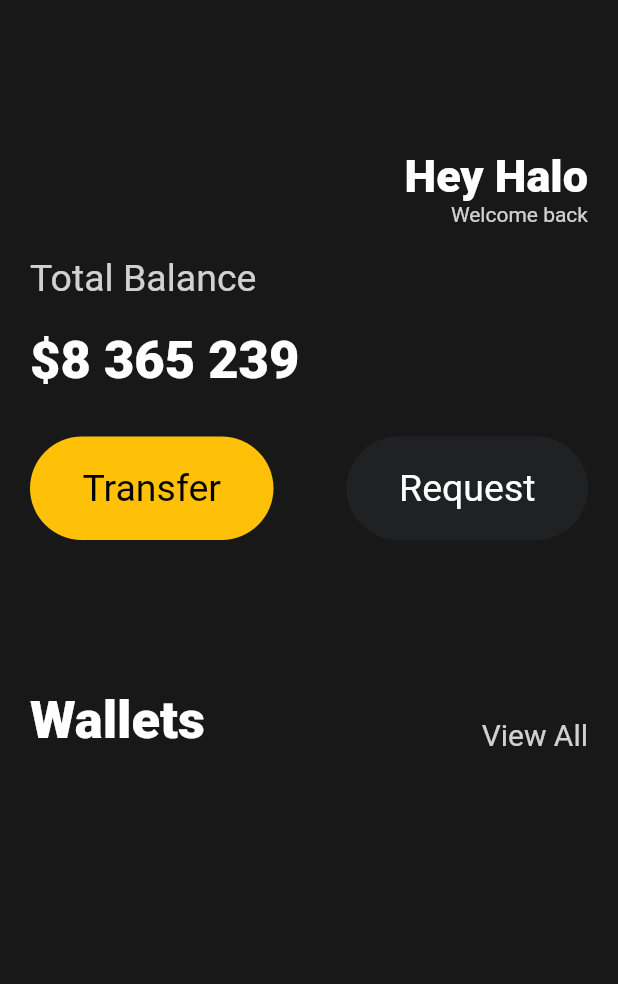
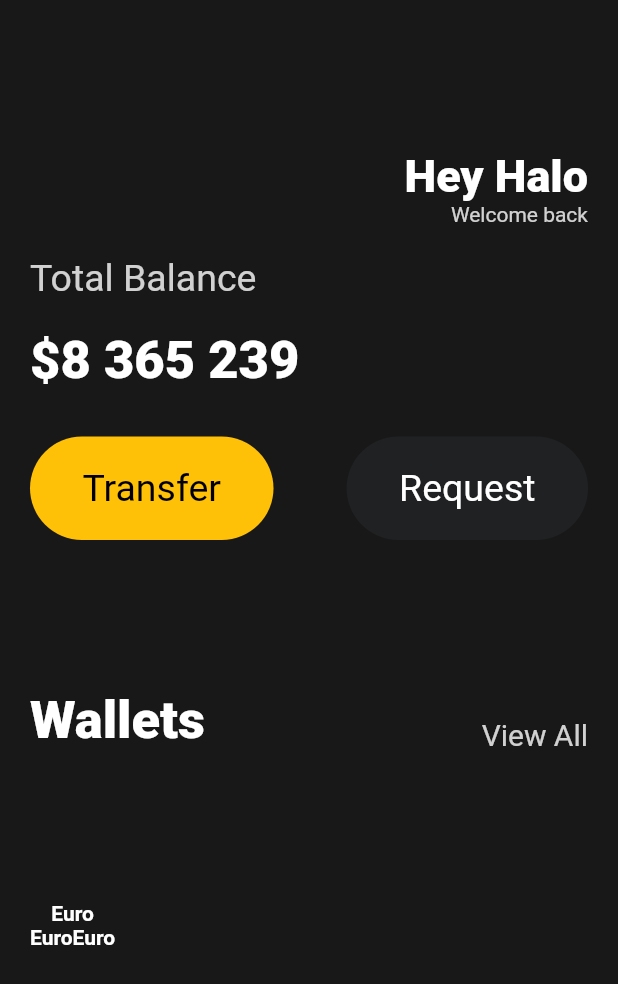
Before and after one commit to grootwo/Flutter-studying, a Flutter app: the screen it shows after launch, on a phone screen of 412 x 824 dp. Shown: the top 984 px of the screen. Run offline on Flutter 3.47's test engine with Material 2 defaults, Android fonts, the phone set to English and light mode, and no system bars.

Commit message:
Create a card

```diff
--- a/toonviewer/lib/main.dart
+++ b/toonviewer/lib/main.dart
@@ -109,7 +109,43 @@ class App extends StatelessWidget {
                       ),
                     )
                   ],
-                )
+                ),
+                const SizedBox(
+                  height: 100,
+                ),
+                Row(
+                  children: [
+                    Column(
+                      children: [
+                        const Text(
+                          "Euro",
+                          style: TextStyle(
+                            color: Colors.white,
+                            fontWeight: FontWeight.w600,
+                          ),
+                        ),
+                        Row(
+                          children: const [
+                            Text(
+                              "Euro",
+                              style: TextStyle(
+                                color: Colors.white,
+                                fontWeight: FontWeight.w600,
+                              ),
+                            ),
+                            Text(
+                              "Euro",
+                              style: TextStyle(
+                                color: Colors.white,
+                                fontWeight: FontWeight.w600,
+                              ),
+                            ),
+                          ],
+                        ),
+                      ],
+                    ),
+                  ],
+                ),
               ],
             ),
           )),
```
